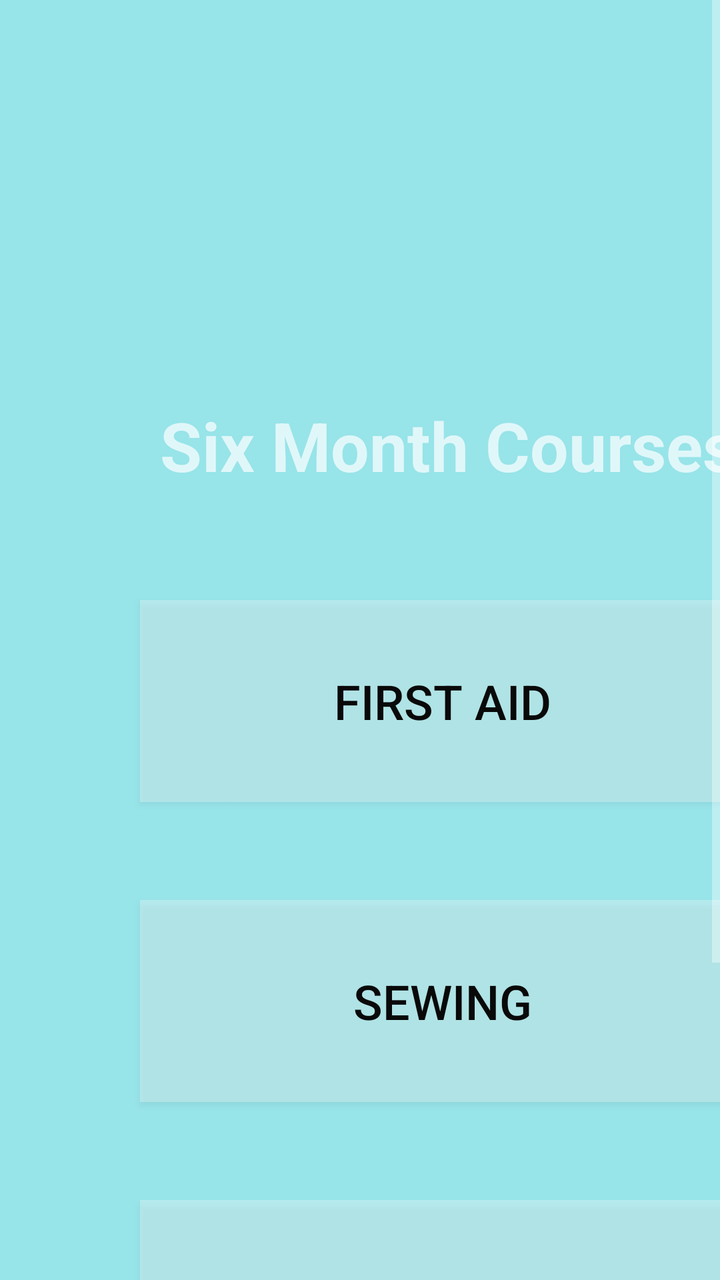
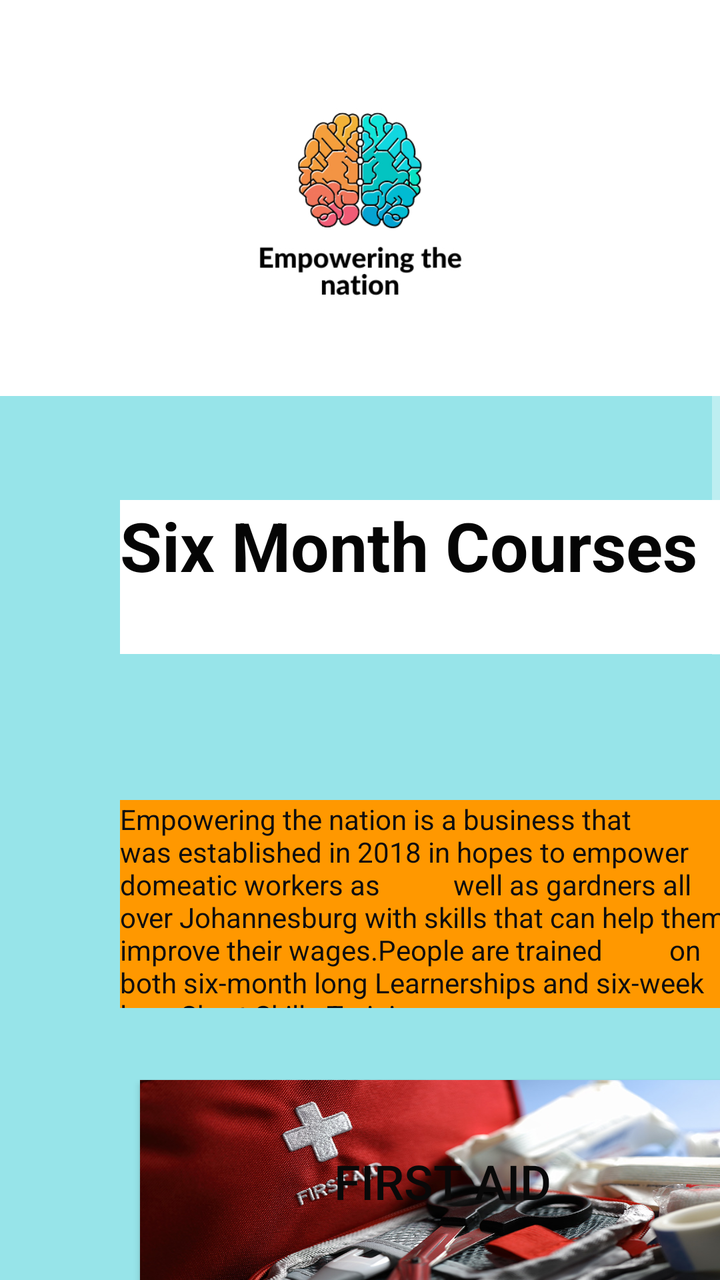

Screens rendered from an Android XML layout before and after an edit, with the pre-edit source and the edit as a unified diff.
<!-- AndroidManifest.xml: application theme Theme.AppCompat -->
<!-- res/layout/fragment_six_month_courses.xml -->
<?xml version="1.0" encoding="utf-8"?>
<ScrollView xmlns:android="http://schemas.android.com/apk/res/android"
    xmlns:app="http://schemas.android.com/apk/res-auto"
    xmlns:tools="http://schemas.android.com/tools"
    android:id="@+id/ScrollViewMonths"
    android:layout_width="match_parent"
    android:layout_height="match_parent">

    <FrameLayout
        android:layout_width="match_parent"
        android:layout_height="match_parent"
        android:background="#97e4e9"
        tools:context=".SixMonthCoursesFragment">


        <Button
            android:id="@+id/button"
            android:layout_width="303dp"
            android:layout_height="101dp"
            android:layout_marginLeft="70dp"
            android:layout_marginTop="750dp"
            android:background="#4DFFFFFF"
            android:text="Life Skills"
            android:textColor="#090909"
            android:textSize="24sp" />

        <Button
            android:id="@+id/button7"
            android:layout_width="303dp"
            android:layout_height="101dp"
            android:layout_marginLeft="70dp"
            android:layout_marginTop="600dp"
            android:background="#4DFFFFFF"
            android:text="Landscaping"
            android:textColor="#090909"
            android:textSize="24sp" />

        <Button
            android:id="@+id/button8"
            android:layout_width="303dp"
            android:layout_height="101dp"
            android:layout_marginLeft="70dp"
            android:layout_marginTop="300dp"
            android:background="#4DFFFFFF"
            android:text="First Aid"
            android:textColor="#090909"
            android:textSize="24sp" />

        <TextView
            android:id="@+id/textViewMonth"
            android:layout_width="321dp"
            android:layout_height="73dp"
            android:layout_marginLeft="80dp"
            android:layout_marginTop="200dp"
            android:text="Six Month Courses"
            android:textSize="34sp"
            android:textStyle="bold" />

        <Button
            android:id="@+id/button9"
            android:layout_width="303dp"
            android:layout_height="101dp"
            android:layout_marginLeft="70dp"
            android:layout_marginTop="450dp"
            android:background="#4DFFFFFF"
            android:text="Sewing"
            android:textColor="#090909"
            android:textSize="24sp" />


    </FrameLayout>
</ScrollView>
<!-- resources referenced by this layout -->
<resources>

</resources>

<!-- the commit's change to res/layout/fragment_six_month_courses.xml (unified diff, before → after) -->
@@ -18,8 +18,8 @@
             android:layout_width="303dp"
             android:layout_height="101dp"
             android:layout_marginLeft="70dp"
-            android:layout_marginTop="750dp"
-            android:background="#4DFFFFFF"
+            android:layout_marginTop="1150dp"
+            android:background="@drawable/img_7273"
             android:text="Life Skills"
             android:textColor="#090909"
             android:textSize="24sp" />
@@ -29,8 +29,8 @@
             android:layout_width="303dp"
             android:layout_height="101dp"
             android:layout_marginLeft="70dp"
-            android:layout_marginTop="600dp"
-            android:background="#4DFFFFFF"
+            android:layout_marginTop="1000dp"
+            android:background="@drawable/img_7274"
             android:text="Landscaping"
             android:textColor="#090909"
             android:textSize="24sp" />
@@ -40,33 +40,64 @@
             android:layout_width="303dp"
             android:layout_height="101dp"
             android:layout_marginLeft="70dp"
-            android:layout_marginTop="300dp"
-            android:background="#4DFFFFFF"
+            android:layout_marginTop="540dp"
+            android:background="@drawable/img_7279"
             android:text="First Aid"
             android:textColor="#090909"
             android:textSize="24sp" />
 
         <TextView
-            android:id="@+id/textViewMonth"
-            android:layout_width="321dp"
-            android:layout_height="73dp"
-            android:layout_marginLeft="80dp"
-            android:layout_marginTop="200dp"
+            android:id="@+id/textView"
+            android:layout_width="335dp"
+            android:layout_height="77dp"
+            android:layout_marginLeft="60dp"
+            android:layout_marginTop="250dp"
+            android:background="@color/white"
             android:text="Six Month Courses"
+            android:textColor="#050505"
             android:textSize="34sp"
             android:textStyle="bold" />
-
         <Button
             android:id="@+id/button9"
             android:layout_width="303dp"
             android:layout_height="101dp"
             android:layout_marginLeft="70dp"
-            android:layout_marginTop="450dp"
-            android:background="#4DFFFFFF"
+            android:layout_marginTop="700dp"
+            android:background="@drawable/img_7272"
             android:text="Sewing"
             android:textColor="#090909"
             android:textSize="24sp" />
 
+        <ImageView
+            android:id="@+id/imageView"
+            android:layout_width="match_parent"
+            android:layout_height="198dp"
+            android:background="@color/white"
+            app:srcCompat="@drawable/thumbnail_img_7280" />
+
+        <TextView
+            android:id="@+id/textView2"
+            android:layout_width="321dp"
+            android:layout_height="104dp"
+            android:layout_marginLeft="60dp"
+            android:layout_marginTop="400dp"
+            android:background="#FF9800"
+            android:text="Empowering the nation is a business that was established in 2018 in hopes to empower domeatic workers as           well as gardners all over Johannesburg with skills that can help them improve their wages.People are trained          on both six-month long Learnerships and six-week long Short Skills Training"
+            android:textColor="#0E0E0E"
+            android:textSize="14sp" />
+
+
+        <TextView
+            android:id="@+id/textView5"
+            android:layout_width="321dp"
+            android:layout_height="106dp"
+            android:layout_marginLeft="60dp"
+            android:layout_marginTop="850dp"
+            android:background="#4CAF50"
+            android:text="Empowering the nation is a business that was established in 2018 in hopes to empower domeatic workers as           well as gardners all over Johannesburg with skills that can help them improve their wages.People are trained          on both six-month long Learnerships and six-week long Short Skills Training"
+            android:textColor="#0E0E0E"
+            android:textSize="14sp" />
+
 
     </FrameLayout>
 </ScrollView>
<!-- resource entries referenced after the edit -->
@@ -1,5 +1,10 @@
 <!-- resources referenced by this layout -->
 <resources>
-
+  <color name="white">#FFFFFFFF</color>
+  <!-- drawable img_7272: jpeg bitmap (drawable, 145504 bytes) -->
+  <!-- drawable img_7273: jpeg bitmap (drawable, 78334 bytes) -->
+  <!-- drawable img_7274: jpeg bitmap (drawable, 847390 bytes) -->
+  <!-- drawable img_7279: jpeg bitmap (drawable, 172258 bytes) -->
+  <!-- drawable thumbnail_img_7280: jpg bitmap (drawable, 73812 bytes) -->
 </resources>
 
